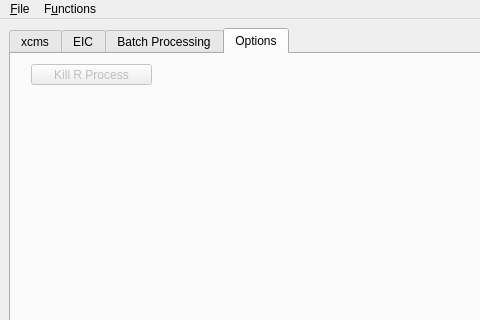
Before: the Qt Designer form pyXCMS/main.ui in mfitzp/toolz, drawn with Qt 5; both pictures show x 0 to 480 and y 0 to 320 of the 987 by 673 pixel window.
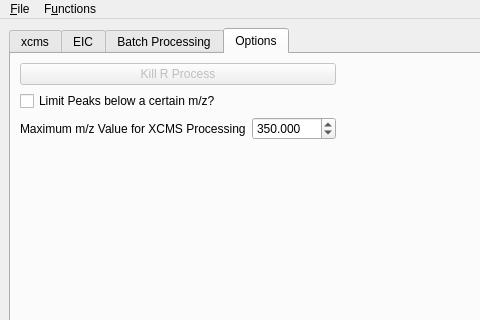
After: the same form once the commit is applied. The open tabs and pages were chosen to show the change. Icons and pictures are not drawn. Custom widgets are drawn as their Qt base class.

The edit to the form file:
```diff
--- a/pyXCMS/main.ui
+++ b/pyXCMS/main.ui
@@ -579,22 +579,90 @@
        <attribute name="title" >
         <string>Options</string>
        </attribute>
-       <widget class="QPushButton" name="killRBtn" >
-        <property name="enabled" >
-         <bool>false</bool>
-        </property>
-        <property name="geometry" >
-         <rect>
-          <x>20</x>
-          <y>10</y>
-          <width>121</width>
-          <height>21</height>
-         </rect>
-        </property>
-        <property name="text" >
-         <string>Kill R Process</string>
-        </property>
-       </widget>
+       <layout class="QHBoxLayout" >
+        <item>
+         <layout class="QGridLayout" >
+          <item row="0" column="0" >
+           <layout class="QGridLayout" >
+            <item row="0" column="0" >
+             <layout class="QGridLayout" >
+              <item row="0" column="0" >
+               <widget class="QPushButton" name="killRBtn" >
+                <property name="enabled" >
+                 <bool>false</bool>
+                </property>
+                <property name="text" >
+                 <string>Kill R Process</string>
+                </property>
+               </widget>
+              </item>
+              <item row="1" column="0" >
+               <widget class="QCheckBox" name="useMaxMZ_CB" >
+                <property name="text" >
+                 <string>Limit Peaks below a certain m/z?</string>
+                </property>
+               </widget>
+              </item>
+             </layout>
+            </item>
+            <item row="1" column="0" >
+             <layout class="QHBoxLayout" >
+              <item>
+               <widget class="QLabel" name="label_8" >
+                <property name="text" >
+                 <string>Maximum m/z Value for XCMS Processing</string>
+                </property>
+               </widget>
+              </item>
+              <item>
+               <widget class="QDoubleSpinBox" name="mzMZCutoff_SB" >
+                <property name="decimals" >
+                 <number>3</number>
+                </property>
+                <property name="minimum" >
+                 <double>1.000000000000000</double>
+                </property>
+                <property name="maximum" >
+                 <double>99999.990000000005239</double>
+                </property>
+                <property name="value" >
+                 <double>350.000000000000000</double>
+                </property>
+               </widget>
+              </item>
+             </layout>
+            </item>
+           </layout>
+          </item>
+          <item row="0" column="1" >
+           <spacer>
+            <property name="orientation" >
+             <enum>Qt::Horizontal</enum>
+            </property>
+            <property name="sizeHint" >
+             <size>
+              <width>40</width>
+              <height>20</height>
+             </size>
+            </property>
+           </spacer>
+          </item>
+          <item row="1" column="0" >
+           <spacer>
+            <property name="orientation" >
+             <enum>Qt::Vertical</enum>
+            </property>
+            <property name="sizeHint" >
+             <size>
+              <width>20</width>
+              <height>40</height>
+             </size>
+            </property>
+           </spacer>
+          </item>
+         </layout>
+        </item>
+       </layout>
       </widget>
      </widget>
     </item>
```
